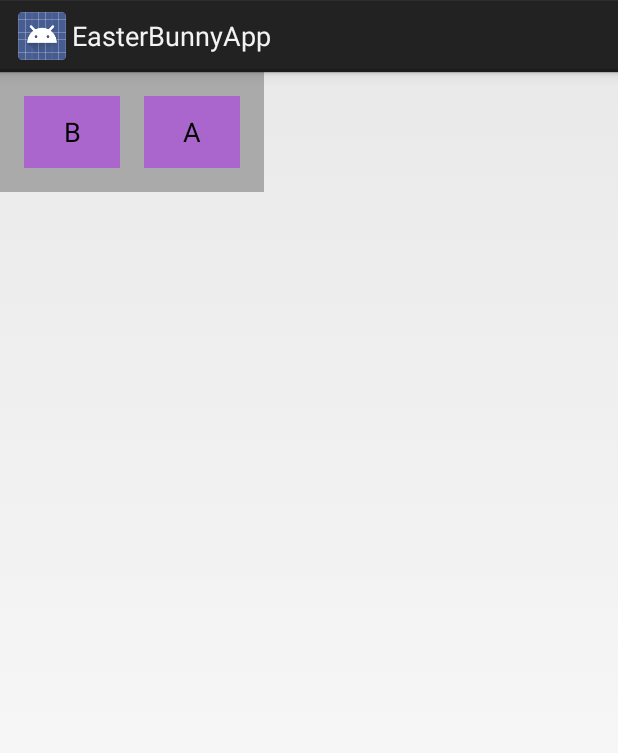
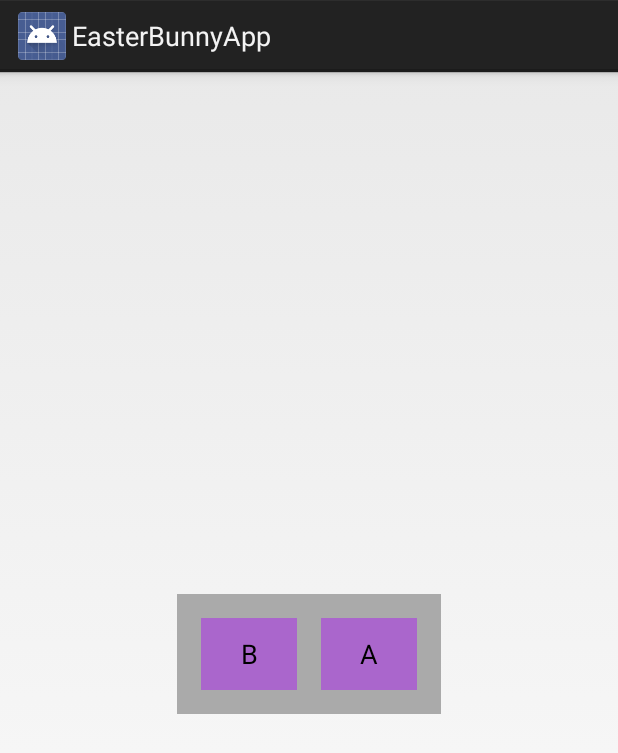
Before and after one commit to abeatte/Android-EasterBunny, an Android app: the layout easterbunny_controller.xml on its own in the app's theme, with its tools: preview values and no code run, on a phone screen of 412 x 824 dp. Shown: the top 753 px of the screen. Run offline under Robolectric (Android 15) with nearby library versions, the phone set to English and light mode, and no system bars.

Commit message:
Gets controller working and centers it in the view.

```diff
--- a/android_easterbunny/src/main/res/layout/easterbunny_controller.xml
+++ b/android_easterbunny/src/main/res/layout/easterbunny_controller.xml
@@ -6,9 +6,9 @@
     android:layout_width="wrap_content"
     android:layout_height="wrap_content"
     android:background="@android:color/darker_gray"
-    android:padding="8dp"
-    android:visibility="gone"
-    tools:visibility="visible" >
+    android:layout_gravity="center"
+    android:layout_centerInParent="true"
+    android:padding="8dp" >
 
     <Button
         android:id="@+id/controller_b"
@@ -16,7 +16,7 @@
         android:layout_height="wrap_content"
         android:background="@android:color/holo_purple"
         android:layout_margin="8dp"
-        android:text="B"/>
+        android:text="@string/controller_button_b"/>
 
     <Button
         android:id="@+id/controller_a"
@@ -25,6 +25,6 @@
         android:layout_toRightOf="@id/controller_b"
         android:background="@android:color/holo_purple"
         android:layout_margin="8dp"
-        android:text="A"/>
+        android:text="@string/controller_button_a"/>
 
 </RelativeLayout>
--- a/android_easterbunny/src/main/res/values/strings.xml
+++ b/android_easterbunny/src/main/res/values/strings.xml
@@ -1,3 +1,5 @@
 <resources>
     <string name="app_name">EasterBunny</string>
+    <string name="controller_button_b">B</string>
+    <string name="controller_button_a">A</string>
 </resources>
--- a/easterbunnyapp/src/main/res/layout/fragment_main.xml
+++ b/easterbunnyapp/src/main/res/layout/fragment_main.xml
@@ -12,5 +12,11 @@
         android:text="@string/hello_world"
         android:layout_width="wrap_content"
         android:layout_height="wrap_content" />
+    <Button
+        android:id="@+id/button"
+        android:layout_width="wrap_content"
+        android:layout_height="wrap_content"
+        android:text="Poop"
+        android:layout_centerInParent="true"/>
 
 </RelativeLayout>
```
Also changed, not shown: android_easterbunny/src/main/java/com/artbeatte/easterbunny/EasterBunny.java (+27 -32 lines), easterbunnyapp/src/main/java/com/artbeatte/easterbunnyapp/MainActivity.java (+20 -8 lines).
